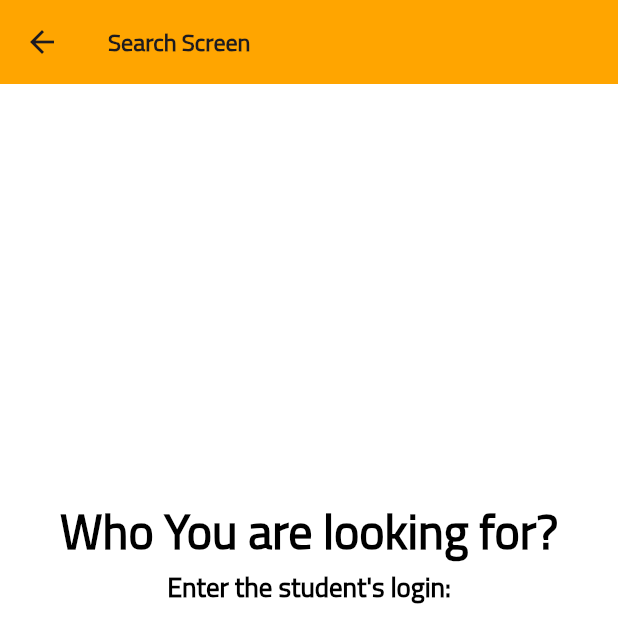
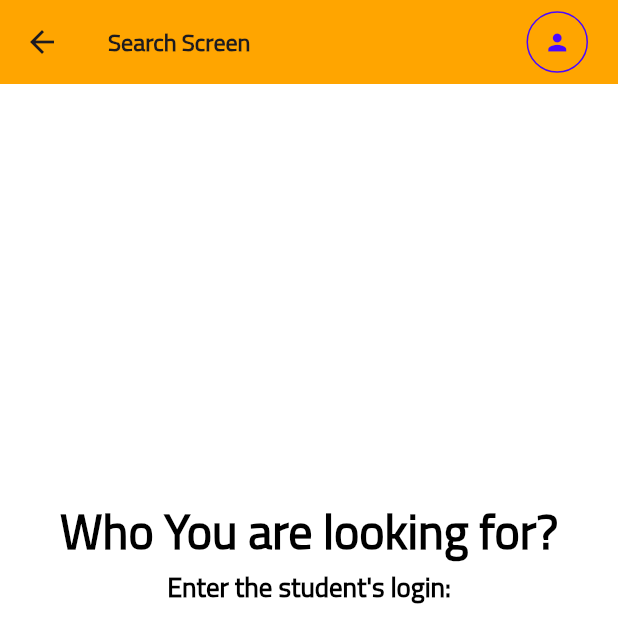
Before and after one commit to barimehdi77/Swifty-Companion, a Flutter app: the SearchScreen screen opened by its route, on a phone screen of 412 x 824 dp, the top half of it. Run offline on Flutter 3.47's test engine with Material 3 defaults, Android fonts, the phone set to English and light mode, and no system bars; drawn by our look-alikes of getwidget; our stand-ins replace dio, flutter_dotenv, flutter_svg, percent_indicator; missing offline and left inert: oauth2_client, user_profile_avatar; accounts and stored records are empty.

Commit message:
feat: app is done

```diff
--- a/lib/features/login/screens/login_screen.dart
+++ b/lib/features/login/screens/login_screen.dart
@@ -37,8 +37,7 @@ class LoginScreen extends StatelessWidget {
                   if (isLoggedIn && context.mounted) {
                     Navigator.pushReplacementNamed(
                       context,
-                      '/profile',
-                      arguments: "abdel-",
+                      '/search',
                     );
                   }
                 },
--- a/lib/features/profile/screens/profile_screen.dart
+++ b/lib/features/profile/screens/profile_screen.dart
@@ -77,7 +77,7 @@ class ProfileScreen extends StatelessWidget {
                           fullWidthButton: true,
                           color: PrimaryColor.primarycolor,
                           onPressed: () {
-                            Navigator.pushReplacementNamed(context, '/search');
+                            Navigator.pop(context);
                           },
                           text: "Search agian",
                         ),
--- a/lib/features/search/screens/search_screen.dart
+++ b/lib/features/search/screens/search_screen.dart
@@ -3,6 +3,7 @@ import 'package:getwidget/getwidget.dart';
 import 'package:oauth2_client/access_token_response.dart';
 import 'package:provider/provider.dart';
 import 'package:swifty_companion/constants/themes/colors/primary_color.dart';
+import 'package:swifty_companion/constants/themes/colors/secondary_color.dart';
 import 'package:swifty_companion/features/login/data/providers/authentication_provider.dart';
 
 class SearchScreen extends StatefulWidget {
@@ -23,6 +24,24 @@ class _SearchScreenState extends State<SearchScreen> {
       appBar: AppBar(
         backgroundColor: theme.primaryColor,
         title: const Text("Search Screen"),
+        actions: [
+          GFIconButton(
+            onPressed: () {
+              Navigator.pushNamed(
+                context,
+                '/profile',
+                arguments: "me",
+              );
+            },
+            icon: const Icon(Icons.person),
+            shape: GFIconButtonShape.circle,
+            type: GFButtonType.outline,
+            color: SecondaryColor.secondarycolor,
+          ),
+          const SizedBox(
+            width: 20,
+          ),
+        ],
       ),
       body: Container(
         padding: const EdgeInsets.all(20),
```
